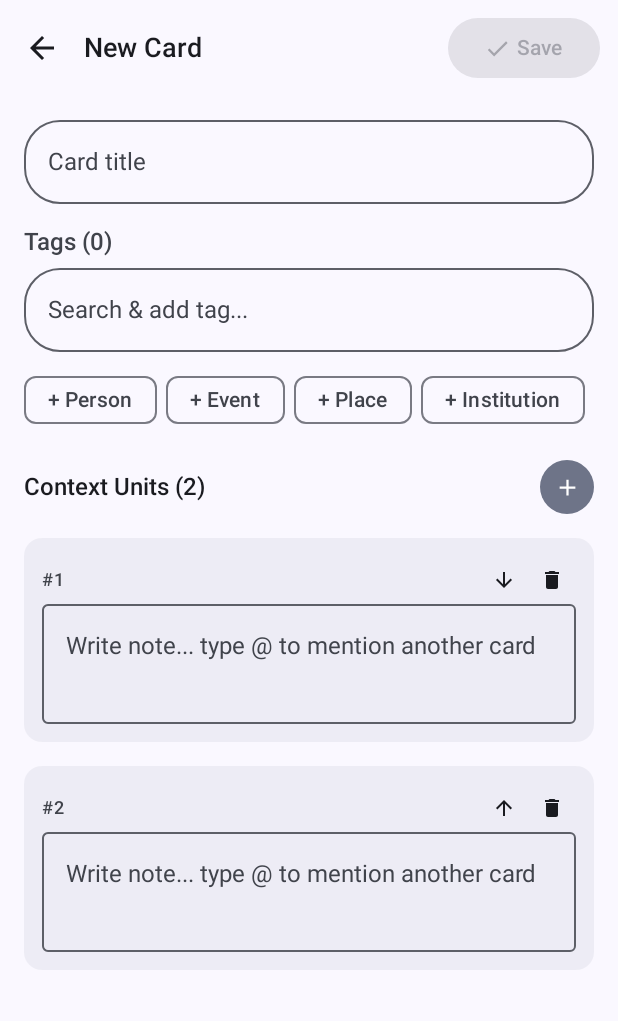
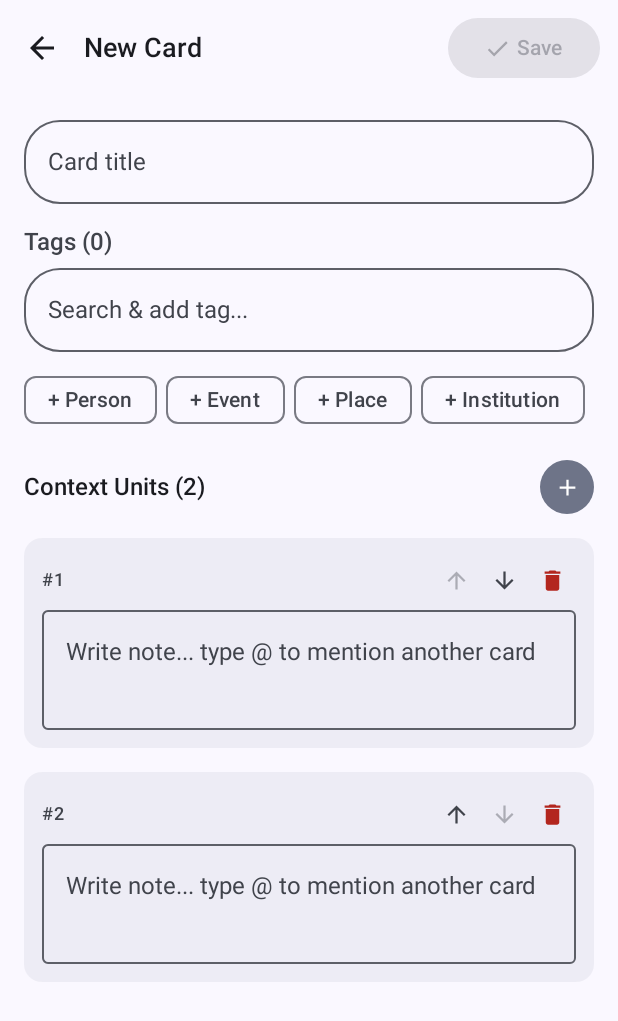
Before and after one commit to kb-p-bk/linkview, an Android app built with Jetpack Compose: the composable CardEditorScreen shown on its own in the app's theme, after a tap on "Move Down", on a phone screen of 412 x 824 dp. Shown: the top 1021 px of the screen. Run offline under Robolectric (Android 15) with nearby library versions, the phone set to English and light mode, and no system bars; our stand-ins replace Dagger/Hilt's generated code, Room's generated code; 1 other tap on this screen came first.

Commit message:
Anchor mention suggestions above text field, improve context unit reordering, and update README with AI schema

```diff
--- a/feature/editor/src/main/java/com/linkview/feature/editor/CardEditorScreen.kt
+++ b/feature/editor/src/main/java/com/linkview/feature/editor/CardEditorScreen.kt
@@ -1,6 +1,11 @@
 package com.linkview.feature.editor
 
 import androidx.compose.animation.AnimatedVisibility
+import androidx.compose.animation.expandVertically
+import androidx.compose.animation.fadeIn
+import androidx.compose.animation.fadeOut
+import androidx.compose.animation.shrinkVertically
+import androidx.compose.foundation.ExperimentalFoundationApi
 import androidx.compose.foundation.clickable
 import androidx.compose.foundation.horizontalScroll
 import androidx.compose.foundation.layout.Arrangement
@@ -11,17 +16,18 @@ import androidx.compose.foundation.layout.Spacer
 import androidx.compose.foundation.layout.fillMaxSize
 import androidx.compose.foundation.layout.fillMaxWidth
 import androidx.compose.foundation.layout.height
+import androidx.compose.foundation.layout.heightIn
 import androidx.compose.foundation.layout.imePadding
 import androidx.compose.foundation.layout.padding
 import androidx.compose.foundation.layout.size
 import androidx.compose.foundation.layout.width
+import androidx.compose.foundation.relocation.BringIntoViewRequester
+import androidx.compose.foundation.relocation.bringIntoViewRequester
 import androidx.compose.foundation.rememberScrollState
 import androidx.compose.foundation.shape.CircleShape
 import androidx.compose.foundation.shape.RoundedCornerShape
 import androidx.compose.foundation.text.KeyboardActions
 import androidx.compose.foundation.text.KeyboardOptions
-import androidx.compose.material.icons.filled.Clear
-import androidx.compose.ui.text.input.ImeAction
 import androidx.compose.foundation.verticalScroll
 import androidx.compose.material.icons.Icons
 import androidx.compose.material.icons.automirrored.filled.ArrowBack
@@ -29,6 +35,7 @@ import androidx.compose.material.icons.filled.Add
 import androidx.compose.material.icons.filled.ArrowDownward
 import androidx.compose.material.icons.filled.ArrowUpward
 import androidx.compose.material.icons.filled.Check
+import androidx.compose.material.icons.filled.Clear
 import androidx.compose.material.icons.filled.Close
 import androidx.compose.material.icons.filled.Delete
 import androidx.compose.material.icons.filled.Warning
@@ -54,12 +61,14 @@ import androidx.compose.runtime.Composable
 import androidx.compose.runtime.DisposableEffect
 import androidx.compose.runtime.LaunchedEffect
 import androidx.compose.runtime.getValue
+import androidx.compose.runtime.key
 import androidx.compose.runtime.mutableStateOf
 import androidx.compose.runtime.remember
 import androidx.compose.runtime.setValue
 import androidx.compose.ui.Alignment
 import androidx.compose.ui.Modifier
 import androidx.compose.ui.text.TextRange
+import androidx.compose.ui.text.input.ImeAction
 import androidx.compose.ui.text.input.TextFieldValue
 import androidx.compose.ui.unit.dp
 import androidx.compose.ui.window.PopupProperties
@@ -350,6 +359,7 @@ fun CardEditorScreen(
 
             // Context Units inputs
             uiState.units.forEachIndexed { index, unit ->
+                key(unit.id) {
                     ContextUnitEditorRow(
                         index = index,
                         unit = unit,
@@ -367,12 +377,14 @@ fun CardEditorScreen(
                         onQuickCreateMention = { title -> viewModel.quickCreateAndSelectMention(title) }
                     )
                 }
+            }
 
             Spacer(modifier = Modifier.height(32.dp))
         }
     }
 }
 
+@OptIn(ExperimentalFoundationApi::class)
 @Composable
 private fun ContextUnitEditorRow(
     index: Int,
@@ -388,6 +400,14 @@ private fun ContextUnitEditorRow(
     onSelectMention: (Card) -> Unit,
     onQuickCreateMention: (String) -> Unit
 ) {
+    val bringIntoViewRequester = remember { BringIntoViewRequester() }
+
+    LaunchedEffect(isMentionActive) {
+        if (isMentionActive) {
+            bringIntoViewRequester.bringIntoView()
+        }
+    }
+
     // Keep local TextFieldValue to track cursor position accurately
     var textFieldValue by remember(unit.id) {
         mutableStateOf(TextFieldValue(unit.rawText, TextRange(unit.rawText.length)))
@@ -403,10 +423,13 @@ private fun ContextUnitEditorRow(
     }
 
     Card(
-        modifier = Modifier.fillMaxWidth(),
+        modifier = Modifier
+            .fillMaxWidth()
+            .bringIntoViewRequester(bringIntoViewRequester),
         colors = CardDefaults.cardColors(containerColor = MaterialTheme.colorScheme.surfaceVariant.copy(alpha = 0.5f))
     ) {
         Column(modifier = Modifier.padding(12.dp)) {
+            // Header Row: Unit number and Actions (Move Up, Move Down, Delete)
             Row(
                 modifier = Modifier.fillMaxWidth(),
                 horizontalArrangement = Arrangement.SpaceBetween,
@@ -417,51 +440,71 @@ private fun ContextUnitEditorRow(
                     style = MaterialTheme.typography.labelMedium,
                     color = MaterialTheme.colorScheme.onSurfaceVariant
                 )
-                Row {
-                    if (index > 0) {
-                        IconButton(onClick = onMoveUp, modifier = Modifier.size(32.dp)) {
-                            Icon(Icons.Default.ArrowUpward, contentDescription = "Move Up", modifier = Modifier.size(16.dp))
+                Row(verticalAlignment = Alignment.CenterVertically) {
+                    IconButton(
+                        onClick = onMoveUp,
+                        enabled = index > 0,
+                        modifier = Modifier.size(32.dp)
+                    ) {
+                        Icon(
+                            Icons.Default.ArrowUpward,
+                            contentDescription = "Move Up",
+                            modifier = Modifier.size(18.dp),
+                            tint = if (index > 0) MaterialTheme.colorScheme.onSurfaceVariant else MaterialTheme.colorScheme.onSurfaceVariant.copy(alpha = 0.38f)
+                        )
                     }
+                    IconButton(
+                        onClick = onMoveDown,
+                        enabled = index < totalUnits - 1,
+                        modifier = Modifier.size(32.dp)
+                    ) {
+                        Icon(
+                            Icons.Default.ArrowDownward,
+                            contentDescription = "Move Down",
+                            modifier = Modifier.size(18.dp),
+                            tint = if (index < totalUnits - 1) MaterialTheme.colorScheme.onSurfaceVariant else MaterialTheme.colorScheme.onSurfaceVariant.copy(alpha = 0.38f)
+                        )
                     }
-                    if (index < totalUnits - 1) {
-                        IconButton(onClick = onMoveDown, modifier = Modifier.size(32.dp)) {
-                            Icon(Icons.Default.ArrowDownward, contentDescription = "Move Down", modifier = Modifier.size(16.dp))
-                        }
-                    }
-                    IconButton(onClick = onDelete, modifier = Modifier.size(32.dp)) {
-                        Icon(Icons.Default.Delete, contentDescription = "Delete Unit", modifier = Modifier.size(16.dp))
+                    IconButton(
+                        onClick = onDelete,
+                        modifier = Modifier.size(32.dp)
+                    ) {
+                        Icon(
+                            Icons.Default.Delete,
+                            contentDescription = "Delete Unit",
+                            modifier = Modifier.size(18.dp),
+                            tint = MaterialTheme.colorScheme.error
+                        )
                     }
                 }
             }
 
-            OutlinedTextField(
-                value = textFieldValue,
-                onValueChange = { newValue ->
-                    textFieldValue = newValue
-                    onTextChanged(newValue.text, newValue.selection.end)
-                },
-                placeholder = { Text("Write note... type @ to mention another card") },
-                modifier = Modifier.fillMaxWidth(),
-                minLines = 2
-            )
-
-            // Anchored mention suggestions popup / box
-            AnimatedVisibility(visible = isMentionActive) {
+            // Anchored mention suggestions popup ABOVE the text field so it is never hidden by keyboard
+            AnimatedVisibility(
+                visible = isMentionActive,
+                enter = fadeIn() + expandVertically(),
+                exit = fadeOut() + shrinkVertically()
+            ) {
                 Surface(
                     modifier = Modifier
                         .fillMaxWidth()
-                        .padding(top = 8.dp),
-                    shape = RoundedCornerShape(8.dp),
+                        .padding(top = 8.dp, bottom = 4.dp),
+                    shape = RoundedCornerShape(12.dp),
                     color = MaterialTheme.colorScheme.surface,
-                    tonalElevation = 4.dp,
-                    shadowElevation = 2.dp
+                    tonalElevation = 6.dp,
+                    shadowElevation = 4.dp
                 ) {
-                    Column(modifier = Modifier.padding(8.dp)) {
+                    Column(
+                        modifier = Modifier
+                            .padding(8.dp)
+                            .heightIn(max = 200.dp)
+                            .verticalScroll(rememberScrollState())
+                    ) {
                         Text(
-                            text = "Link to card:",
+                            text = if (mentionQuery.isNullOrBlank()) "Link to card:" else "Link to card (matching '@$mentionQuery'):",
                             style = MaterialTheme.typography.labelSmall,
                             color = MaterialTheme.colorScheme.primary,
-                            modifier = Modifier.padding(bottom = 4.dp)
+                            modifier = Modifier.padding(start = 4.dp, bottom = 4.dp)
                         )
 
                         suggestions.forEach { card ->
@@ -520,6 +563,19 @@ private fun ContextUnitEditorRow(
                     }
                 }
             }
+
+            Spacer(modifier = Modifier.height(4.dp))
+
+            OutlinedTextField(
+                value = textFieldValue,
+                onValueChange = { newValue ->
+                    textFieldValue = newValue
+                    onTextChanged(newValue.text, newValue.selection.end)
+                },
+                placeholder = { Text("Write note... type @ to mention another card") },
+                modifier = Modifier.fillMaxWidth(),
+                minLines = 2
+            )
         }
     }
 }
--- a/feature/editor/src/main/java/com/linkview/feature/editor/CardEditorViewModel.kt
+++ b/feature/editor/src/main/java/com/linkview/feature/editor/CardEditorViewModel.kt
@@ -196,7 +196,12 @@ class CardEditorViewModel @Inject constructor(
                 val item = updated.removeAt(fromIndex)
                 updated.add(toIndex, item)
             }
-            state.copy(units = updated)
+            val newActiveIndex = when (state.activeUnitIndex) {
+                fromIndex -> toIndex
+                toIndex -> fromIndex
+                else -> state.activeUnitIndex
+            }
+            state.copy(units = updated, activeUnitIndex = newActiveIndex)
         }
     }
 
```
Also changed, not shown: 1 other file. Lines whose indentation alone changed are shown as unchanged.
